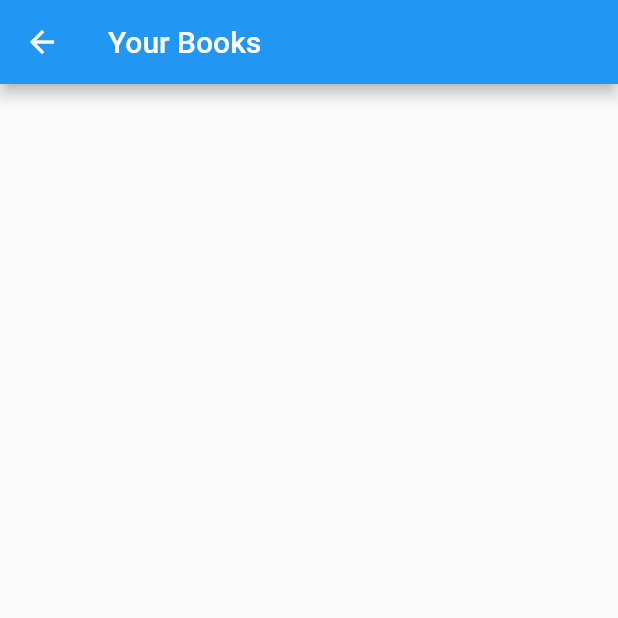
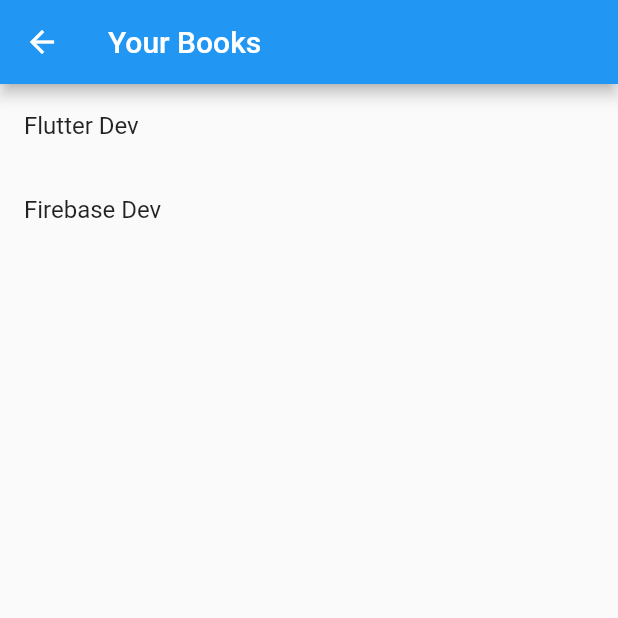
Before and after one commit to Apexal/libellum, a Flutter app: the BooksListRoute screen opened by its route, on a phone screen of 412 x 824 dp, the top half of it. Run offline on Flutter 3.47's test engine with Material 2 defaults, Android fonts, the phone set to English and light mode, and no system bars.

Commit message:
List books

```diff
--- a/lib/books_list.dart
+++ b/lib/books_list.dart
@@ -1,4 +1,10 @@
 import 'package:flutter/material.dart';
+
+import './book.dart';
+
+final int s = 12;
+
+final List<Book> books = [Book(title: 'Flutter Dev', pageCount: 100), Book(title: 'Firebase Dev', pageCount: 140)];
 
 class BooksListRoute extends StatelessWidget {
   @override
@@ -7,8 +13,18 @@
       appBar: AppBar(
         title: Text('Your Books'),
       ),
-      body: ListView(
-        children: <Widget>[],
+      body: ListView.builder(
+        itemCount: books.length,
+        itemBuilder: (context, index) {
+          var book = books.elementAt(index);
+
+          return ListTile(
+            onTap: () {
+              Scaffold.of(context).showSnackBar(SnackBar(content: Text('Tapped ${book.title}')));
+            },
+            title: Text(book.title,)
+          );
+        },
       ),
     );
   }
--- a/lib/main.dart
+++ b/lib/main.dart
@@ -32,6 +32,7 @@
               Navigator.pushNamed(context, '/books/add');
             }
           },
+          currentIndex: 0,
           items: const <BottomNavigationBarItem>[
             BottomNavigationBarItem(
               icon: Icon(Icons.home),
```
